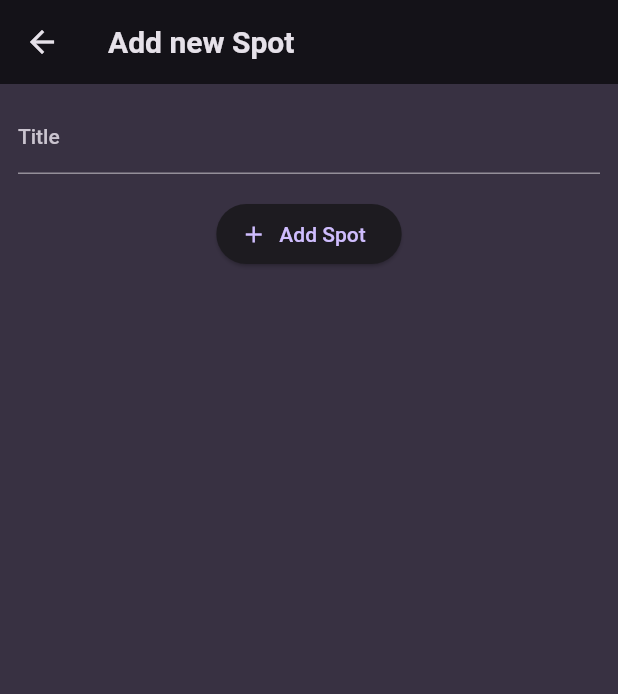
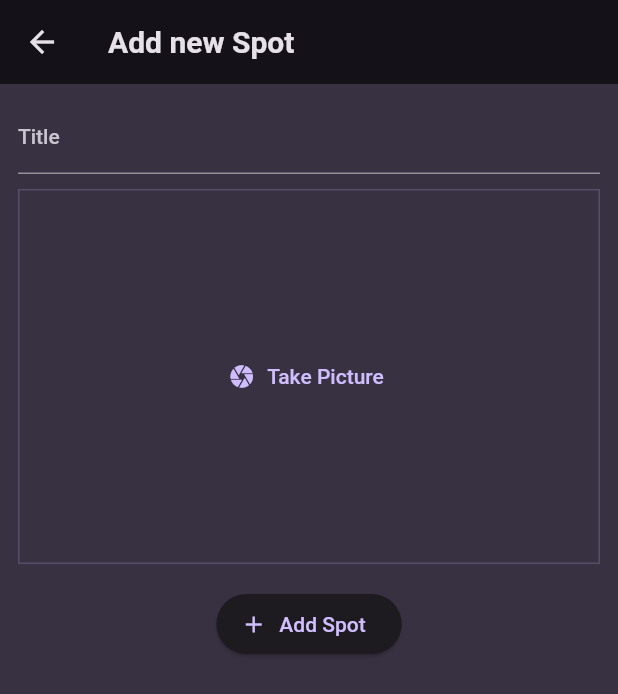
Before and after one commit to Passant-Hatem/fav_spots, a Flutter app: the AddNewSpotScreen screen opened directly, on a phone screen of 412 x 824 dp. Shown: the top 694 px of the screen. Run offline on Flutter 3.47's test engine with Material 2 defaults, Android fonts, the light colour scheme and no system bars; our stand-ins replace flutter_riverpod, google_fonts, image_picker.

Commit message:
feat: image picker

```diff
--- a/lib/screens/add_spot_screen.dart
+++ b/lib/screens/add_spot_screen.dart
@@ -1,6 +1,8 @@
 import 'package:fav_spots/providers/user_spots_provider.dart';
 import 'package:flutter/material.dart';
 import 'package:flutter_riverpod/flutter_riverpod.dart';
+
+import '../widgets/spot_image_picker.dart';
 
 class AddNewSpotScreen extends ConsumerStatefulWidget {
   const AddNewSpotScreen({super.key});
@@ -50,6 +52,8 @@ class _AddNewSpotScreenState extends ConsumerState<AddNewSpotScreen> {
                 color: Theme.of(context).colorScheme.onBackground,
               ),
             ),
+            const SizedBox(height: 10),
+            SpotImagePicker(),
             const SizedBox(height: 16),
             ElevatedButton.icon(
               onPressed: _saveSpot,
--- /dev/null
+++ b/lib/widgets/spot_image_picker.dart
@@ -0,0 +1,65 @@
+import 'dart:io';
+import 'package:flutter/material.dart';
+import 'package:image_picker/image_picker.dart';
+
+class SpotImagePicker extends StatefulWidget {
+  const SpotImagePicker({super.key});
+
+  @override
+  State<SpotImagePicker> createState() {
+    return _SpotImagePickerState();
+  }
+}
+
+class _SpotImagePickerState extends State<SpotImagePicker> {
+  File? _selectedImage;
+
+  //TODO give user the abiltiy to chose image from gallery
+  void _takePicture() async {
+    final imagePicker = ImagePicker();
+    final pickedImage =
+        await imagePicker.pickImage(source: ImageSource.camera, maxWidth: 600);
+
+    if (pickedImage == null) {
+      return;
+    }
+
+    setState(() {
+      _selectedImage = File(pickedImage.path);
+    });
+  }
+
+  @override
+  Widget build(BuildContext context) {
+    Widget content = TextButton.icon(
+      icon: const Icon(Icons.camera),
+      label: const Text('Take Picture'),
+      onPressed: _takePicture,
+    );
+
+    if (_selectedImage != null) {
+      content = GestureDetector(
+        onTap: _takePicture,
+        child: Image.file(
+          _selectedImage!,
+          fit: BoxFit.cover,
+          width: double.infinity,
+          height: double.infinity,
+        ),
+      );
+    }
+
+    return Container(
+      decoration: BoxDecoration(
+        border: Border.all(
+          width: 1,
+          color: Theme.of(context).colorScheme.primary.withOpacity(0.2),
+        ),
+      ),
+      height: 250,
+      width: double.infinity,
+      alignment: Alignment.center,
+      child: content,
+    );
+  }
+}
--- a/pubspec.yaml
+++ b/pubspec.yaml
@@ -38,6 +38,7 @@ dependencies:
   uuid: ^3.0.7
   google_fonts: ^4.0.4
   flutter_riverpod: ^2.3.6
+  image_picker: ^0.8.7+5
 
 dev_dependencies:
   flutter_test:
```
Also changed, not shown: pubspec.lock, 1 other file.
